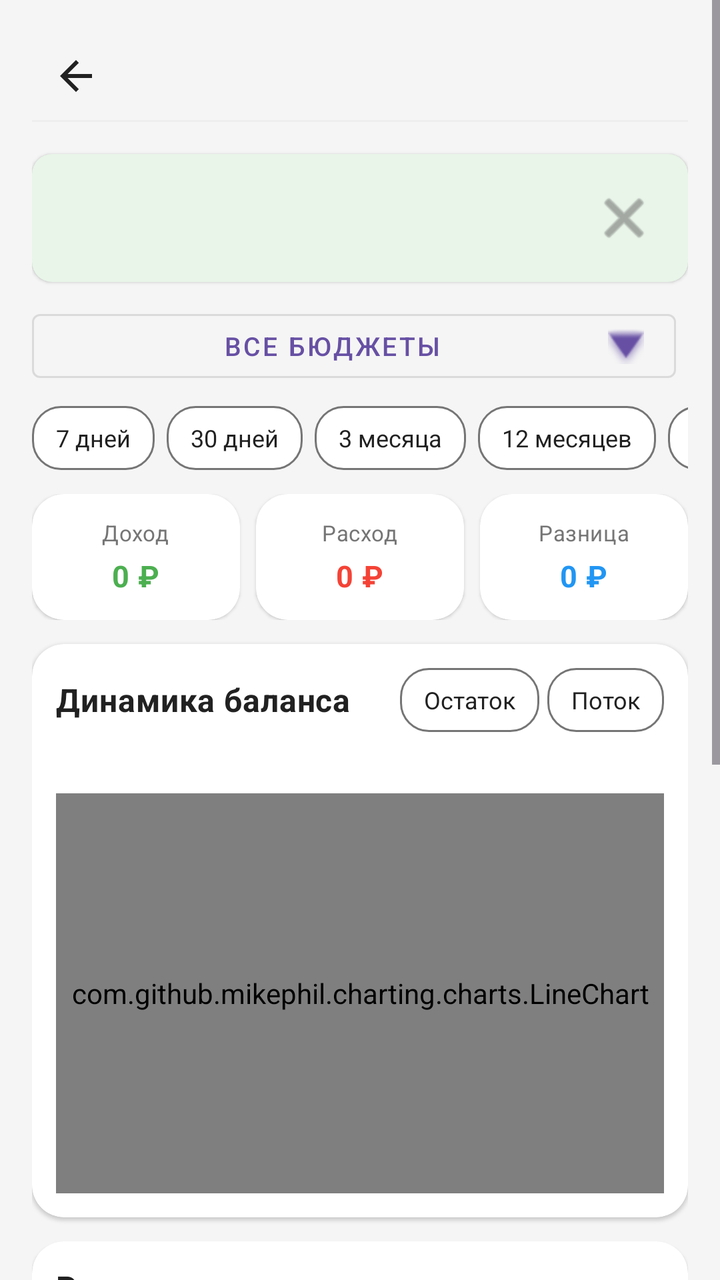
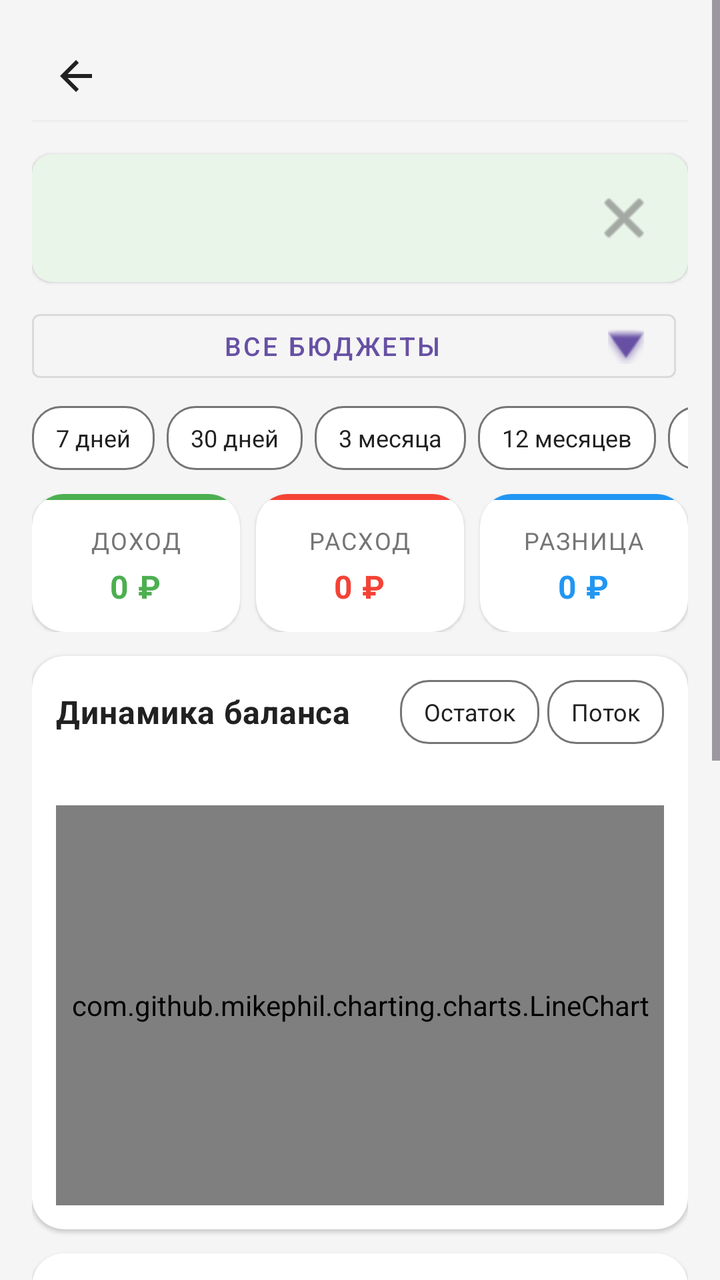

Screens rendered from an Android XML layout before and after an edit, with the pre-edit source and the edit as a unified diff.
<!-- AndroidManifest.xml: application theme Theme.MyBudget -->
<!-- res/layout/activity_statistics.xml -->
<?xml version="1.0" encoding="utf-8"?>
<ScrollView xmlns:android="http://schemas.android.com/apk/res/android" xmlns:app="http://schemas.android.com/apk/res-auto"
    android:background="@color/background_light"
    android:layout_width="match_parent"
    android:layout_height="match_parent"
    android:fillViewport="true">
    <LinearLayout
        android:orientation="vertical"
        android:padding="@dimen/space_16"
        android:layout_width="match_parent"
        android:layout_height="wrap_content">
        <include
            android:layout_width="match_parent"
            android:layout_height="wrap_content"
            android:layout_marginBottom="@dimen/space_8"
            layout="@layout/include_screen_header"/>
        <include
            android:id="@+id/statisticsHint"
            android:layout_width="match_parent"
            android:layout_height="wrap_content"
            android:layout_marginBottom="@dimen/space_10"
            layout="@layout/include_dismissible_hint"/>
        <LinearLayout
            android:gravity="center_vertical"
            android:orientation="horizontal"
            android:layout_width="match_parent"
            android:layout_height="wrap_content"
            android:layout_marginBottom="@dimen/space_8">
            <com.google.android.material.button.MaterialButton
                android:textSize="13sp"
                android:ellipsize="end"
                android:id="@+id/statsBudgetChip"
                android:layout_width="0dp"
                android:layout_height="wrap_content"
                android:minHeight="@dimen/touch_min_size"
                android:text="@string/stats_budget_all"
                android:maxLines="1"
                android:layout_weight="1"
                android:layout_marginEnd="@dimen/space_6"
                app:icon="@android:drawable/arrow_down_float"
                app:iconGravity="end"
                style="@style/Widget.MaterialComponents.Button.OutlinedButton"/>
        </LinearLayout>
        <HorizontalScrollView
            android:scrollbars="none"
            android:layout_width="match_parent"
            android:layout_height="wrap_content"
            android:layout_marginBottom="@dimen/space_12">
            <LinearLayout
                android:orientation="horizontal"
                android:id="@+id/statsPeriodChipGroup"
                android:layout_width="wrap_content"
                android:layout_height="wrap_content">
                <TextView
                    android:id="@+id/statsPeriodWeek"
                    android:layout_width="wrap_content"
                    android:layout_height="wrap_content"
                    android:text="@string/stats_filter_7d"
                    android:layout_marginEnd="@dimen/space_6"
                    style="@style/Chip.MyBudget.Filter"/>
                <TextView
                    android:id="@+id/statsPeriodMonth"
                    android:layout_width="wrap_content"
                    android:layout_height="wrap_content"
                    android:text="@string/stats_filter_30d"
                    android:layout_marginEnd="@dimen/space_6"
                    style="@style/Chip.MyBudget.Filter"/>
                <TextView
                    android:id="@+id/statsPeriodQuarter"
                    android:layout_width="wrap_content"
                    android:layout_height="wrap_content"
                    android:text="@string/stats_filter_3m"
                    android:layout_marginEnd="@dimen/space_6"
                    style="@style/Chip.MyBudget.Filter"/>
                <TextView
                    android:id="@+id/statsPeriodYear"
                    android:layout_width="wrap_content"
                    android:layout_height="wrap_content"
                    android:text="@string/stats_filter_12m"
                    android:layout_marginEnd="@dimen/space_6"
                    style="@style/Chip.MyBudget.Filter"/>
                <TextView
                    android:id="@+id/statsPeriodCustom"
                    android:layout_width="wrap_content"
                    android:layout_height="wrap_content"
                    android:text="@string/stats_custom_range"
                    style="@style/Chip.MyBudget.Filter"/>
            </LinearLayout>
        </HorizontalScrollView>
        <LinearLayout
            android:orientation="horizontal"
            android:layout_width="match_parent"
            android:layout_height="wrap_content"
            android:layout_marginBottom="@dimen/space_12">
            <androidx.cardview.widget.CardView
                android:layout_width="0dp"
                android:layout_height="wrap_content"
                android:layout_weight="1"
                android:layout_marginEnd="@dimen/space_4"
                style="@style/Card.MyBudget.Surface">
                <LinearLayout
                    android:gravity="center"
                    android:orientation="vertical"
                    android:padding="@dimen/space_12"
                    android:layout_width="match_parent"
                    android:layout_height="wrap_content">
                    <TextView
                        android:textSize="11sp"
                        android:layout_width="wrap_content"
                        android:layout_height="wrap_content"
                        android:text="@string/stats_kpi_income"
                        style="@style/Text.MyBudget.Subtitle"/>
                    <TextView
                        android:textSize="15sp"
                        android:textColor="@color/income_green"
                        android:id="@+id/statsKpiIncome"
                        android:layout_width="wrap_content"
                        android:layout_height="wrap_content"
                        android:layout_marginTop="@dimen/space_4"
                        android:text="@string/stats_kpi_zero"
                        style="@style/Text.MyBudget.Amount"/>
                </LinearLayout>
            </androidx.cardview.widget.CardView>
            <androidx.cardview.widget.CardView
                android:layout_width="0dp"
                android:layout_height="wrap_content"
                android:layout_marginLeft="@dimen/space_4"
                android:layout_marginRight="@dimen/space_4"
                android:layout_weight="1"
                android:layout_marginHorizontal="@dimen/space_4"
                style="@style/Card.MyBudget.Surface">
                <LinearLayout
                    android:gravity="center"
                    android:orientation="vertical"
                    android:padding="@dimen/space_12"
                    android:layout_width="match_parent"
                    android:layout_height="wrap_content">
                    <TextView
                        android:textSize="11sp"
                        android:layout_width="wrap_content"
                        android:layout_height="wrap_content"
                        android:text="@string/stats_kpi_expense"
                        style="@style/Text.MyBudget.Subtitle"/>
                    <TextView
                        android:textSize="15sp"
                        android:textColor="@color/expense_red"
                        android:id="@+id/statsKpiExpense"
                        android:layout_width="wrap_content"
                        android:layout_height="wrap_content"
                        android:layout_marginTop="@dimen/space_4"
                        android:text="@string/stats_kpi_zero"
                        style="@style/Text.MyBudget.Amount"/>
                </LinearLayout>
            </androidx.cardview.widget.CardView>
            <androidx.cardview.widget.CardView
                android:layout_width="0dp"
                android:layout_height="wrap_content"
                android:layout_weight="1"
                android:layout_marginStart="@dimen/space_4"
                style="@style/Card.MyBudget.Surface">
                <LinearLayout
                    android:gravity="center"
                    android:orientation="vertical"
                    android:padding="@dimen/space_12"
                    android:layout_width="match_parent"
                    android:layout_height="wrap_content">
                    <TextView
                        android:textSize="11sp"
                        android:layout_width="wrap_content"
                        android:layout_height="wrap_content"
                        android:text="@string/stats_kpi_balance"
                        style="@style/Text.MyBudget.Subtitle"/>
                    <TextView
                        android:textSize="15sp"
                        android:textColor="@color/budget_blue"
                        android:id="@+id/statsKpiBalance"
                        android:layout_width="wrap_content"
                        android:layout_height="wrap_content"
                        android:layout_marginTop="@dimen/space_4"
                        android:text="@string/stats_kpi_zero"
                        style="@style/Text.MyBudget.Amount"/>
                </LinearLayout>
            </androidx.cardview.widget.CardView>
        </LinearLayout>
        <TextView
            android:textSize="13sp"
            android:gravity="center"
            android:id="@+id/summaryText"
            android:visibility="gone"
            android:layout_width="match_parent"
            android:layout_height="wrap_content"
            android:layout_marginBottom="@dimen/space_12"
            android:text="@string/stats_summary_default"
            style="@style/Text.MyBudget.Subtitle"/>
        <androidx.cardview.widget.CardView
            android:layout_width="match_parent"
            android:layout_height="wrap_content"
            android:layout_marginBottom="@dimen/space_12"
            style="@style/Card.MyBudget.Surface">
            <LinearLayout
                android:orientation="vertical"
                android:padding="@dimen/space_12"
                android:layout_width="match_parent"
                android:layout_height="wrap_content">
                <LinearLayout
                    android:gravity="center_vertical"
                    android:orientation="horizontal"
                    android:layout_width="match_parent"
                    android:layout_height="wrap_content"
                    android:layout_marginBottom="@dimen/space_8">
                    <TextView
                        android:layout_width="0dp"
                        android:layout_height="wrap_content"
                        android:text="@string/stats_balance_chart_title"
                        android:layout_weight="1"
                        style="@style/Text.MyBudget.Section"/>
                    <TextView
                        android:id="@+id/statsBalanceModeBalance"
                        android:layout_width="wrap_content"
                        android:layout_height="wrap_content"
                        android:text="@string/stats_chart_mode_balance"
                        android:layout_marginEnd="@dimen/space_4"
                        style="@style/Chip.MyBudget.Filter"/>
                    <TextView
                        android:id="@+id/statsBalanceModeFlow"
                        android:layout_width="wrap_content"
                        android:layout_height="wrap_content"
                        android:text="@string/stats_chart_mode_flow"
                        style="@style/Chip.MyBudget.Filter"/>
                </LinearLayout>
                <TextView
                    android:textSize="11sp"
                    android:id="@+id/statsBalanceChartSubtitle"
                    android:layout_width="match_parent"
                    android:layout_height="wrap_content"
                    android:layout_marginBottom="@dimen/space_8"
                    style="@style/Text.MyBudget.Subtitle"/>
                <com.github.mikephil.charting.charts.LineChart
                    android:id="@+id/balanceLineChart"
                    android:layout_width="match_parent"
                    android:layout_height="200dp"/>
                <TextView
                    android:textSize="13sp"
                    android:gravity="center"
                    android:id="@+id/statisticsEmptyText"
                    android:paddingTop="@dimen/space_20"
                    android:paddingBottom="@dimen/space_20"
                    android:visibility="gone"
                    android:layout_width="match_parent"
                    android:layout_height="wrap_content"
                    android:text="@string/stats_no_operations"
                    android:paddingVertical="@dimen/space_20"
                    style="@style/Text.MyBudget.Subtitle"/>
            </LinearLayout>
        </androidx.cardview.widget.CardView>
        <androidx.cardview.widget.CardView
            android:layout_width="match_parent"
            android:layout_height="wrap_content"
            android:layout_marginBottom="@dimen/space_16"
            style="@style/Card.MyBudget.Surface">
            <LinearLayout
                android:orientation="vertical"
                android:padding="@dimen/space_12"
                android:layout_width="match_parent"
                android:layout_height="wrap_content">
                <LinearLayout
                    android:gravity="center_vertical"
                    android:orientation="horizontal"
                    android:layout_width="match_parent"
                    android:layout_height="wrap_content"
                    android:layout_marginBottom="@dimen/space_8">
                    <LinearLayout
                        android:orientation="vertical"
                        android:layout_width="0dp"
                        android:layout_height="wrap_content"
                        android:layout_weight="1">
                        <TextView
                            android:layout_width="wrap_content"
                            android:layout_height="wrap_content"
                            android:text="@string/stats_category_chart_title"
                            style="@style/Text.MyBudget.Section"/>
                        <TextView
                            android:textSize="11sp"
                            android:id="@+id/statsPieChartSubtitle"
                            android:layout_width="wrap_content"
                            android:layout_height="wrap_content"
                            android:layout_marginTop="@dimen/space_2"
                            android:text="@string/stats_pie_expenses_only"
                            style="@style/Text.MyBudget.Subtitle"/>
                    </LinearLayout>
                    <TextView
                        android:id="@+id/statsPieGroupParent"
                        android:layout_width="wrap_content"
                        android:layout_height="wrap_content"
                        android:text="@string/stats_pie_group_parent"
                        android:layout_marginEnd="@dimen/space_4"
                        style="@style/Chip.MyBudget.Filter"/>
                    <TextView
                        android:id="@+id/statsPieGroupLeaf"
                        android:layout_width="wrap_content"
                        android:layout_height="wrap_content"
                        android:text="@string/stats_pie_group_leaf"
                        style="@style/Chip.MyBudget.Filter"/>
                </LinearLayout>
                <com.google.android.material.button.MaterialButton
                    android:id="@+id/statsPlanFactButton"
                    android:layout_width="wrap_content"
                    android:layout_height="wrap_content"
                    android:layout_marginBottom="@dimen/space_8"
                    android:text="@string/plan_fact_open"
                    app:cornerRadius="@dimen/radius_10"
                    style="@style/Widget.MaterialComponents.Button.TextButton"/>
                <com.github.mikephil.charting.charts.PieChart
                    android:id="@+id/pieChart"
                    android:layout_width="match_parent"
                    android:layout_height="240dp"/>
                <androidx.recyclerview.widget.RecyclerView
                    android:id="@+id/statsCategoryList"
                    android:layout_width="match_parent"
                    android:layout_height="wrap_content"
                    android:layout_marginTop="@dimen/space_12"
                    android:nestedScrollingEnabled="false"/>
            </LinearLayout>
        </androidx.cardview.widget.CardView>
    </LinearLayout>
</ScrollView>
<!-- res/layout/include_screen_header.xml (included above) -->
<?xml version="1.0" encoding="utf-8"?>
<LinearLayout xmlns:android="http://schemas.android.com/apk/res/android"
    android:layout_width="match_parent"
    android:layout_height="wrap_content"
    android:orientation="vertical">

    <include layout="@layout/include_compact_toolbar" />

    <View
        android:layout_width="match_parent"
        android:layout_height="1dp"
        android:layout_marginBottom="@dimen/space_8"
        android:background="@color/border_light" />
</LinearLayout>
<!-- res/layout/include_dismissible_hint.xml (included above) -->
<?xml version="1.0" encoding="utf-8"?>
<androidx.cardview.widget.CardView xmlns:android="http://schemas.android.com/apk/res/android" xmlns:app="http://schemas.android.com/apk/res-auto"
    android:id="@+id/screenHintCard"
    android:layout_width="match_parent"
    android:layout_height="wrap_content"
    android:layout_marginBottom="@dimen/space_8"
    app:cardBackgroundColor="@color/primary_green_light"
    style="@style/Card.MyBudget.Surface.Small">
    <LinearLayout
        android:orientation="vertical"
        android:padding="@dimen/space_10"
        android:layout_width="match_parent"
        android:layout_height="wrap_content">
        <LinearLayout
            android:gravity="center_vertical"
            android:orientation="horizontal"
            android:layout_width="match_parent"
            android:layout_height="wrap_content">
            <TextView
                android:textSize="13sp"
                android:textColor="@color/text_primary"
                android:id="@+id/screenHintText"
                android:layout_width="0dp"
                android:layout_height="wrap_content"
                android:layout_weight="1"
                android:lineSpacingExtra="@dimen/space_2"
                style="@style/Text.MyBudget.Subtitle"/>
            <ImageButton
                android:id="@+id/screenHintDismiss"
                android:background="?attr/selectableItemBackgroundBorderless"
                android:padding="@dimen/space_8"
                android:layout_width="@dimen/touch_min_size"
                android:layout_height="@dimen/touch_min_size"
                android:src="@android:drawable/ic_menu_close_clear_cancel"
                android:contentDescription="@string/hint_dismiss"
                app:tint="@color/text_secondary"/>
        </LinearLayout>
        <TextView
            android:textSize="12sp"
            android:textColor="@color/budget_blue"
            android:id="@+id/screenHintHelp"
            android:background="?attr/selectableItemBackground"
            android:paddingTop="@dimen/space_2"
            android:paddingBottom="@dimen/space_2"
            android:focusable="true"
            android:visibility="gone"
            android:clickable="true"
            android:layout_width="wrap_content"
            android:layout_height="wrap_content"
            android:layout_marginTop="@dimen/space_4"
            android:text="@string/hint_open_help"
            android:paddingVertical="@dimen/space_2"
            style="@style/Text.MyBudget.Subtitle"/>
    </LinearLayout>
</androidx.cardview.widget.CardView>
<!-- res/layout/include_compact_toolbar.xml (included above) -->
<?xml version="1.0" encoding="utf-8"?>
<LinearLayout xmlns:android="http://schemas.android.com/apk/res/android" xmlns:app="http://schemas.android.com/apk/res-auto"
    android:gravity="center_vertical"
    android:orientation="horizontal"
    android:id="@+id/screenHeaderRoot"
    android:layout_width="match_parent"
    android:layout_height="wrap_content"
    android:minHeight="@dimen/touch_min_size">
    <ImageButton
        android:id="@+id/screenHeaderBack"
        android:background="?attr/selectableItemBackgroundBorderless"
        android:padding="@dimen/space_8"
        android:layout_width="@dimen/touch_min_size"
        android:layout_height="@dimen/touch_min_size"
        android:src="@drawable/ic_arrow_back"
        android:scaleType="centerInside"
        android:contentDescription="@string/nav_back"
        app:tint="@color/text_primary"/>
    <TextView
        android:textSize="18sp"
        android:id="@+id/screenHeaderEmoji"
        android:visibility="gone"
        android:layout_width="wrap_content"
        android:layout_height="wrap_content"
        android:layout_marginStart="@dimen/space_2"/>
    <TextView
        android:textSize="20sp"
        android:ellipsize="end"
        android:id="@+id/screenHeaderTitle"
        android:layout_width="0dp"
        android:layout_height="wrap_content"
        android:maxLines="1"
        android:layout_weight="1"
        android:layout_marginStart="@dimen/space_4"
        style="@style/Text.MyBudget.Title"/>
    <ImageButton
        android:id="@+id/screenHeaderAction"
        android:background="?attr/selectableItemBackgroundBorderless"
        android:padding="@dimen/space_8"
        android:visibility="gone"
        android:layout_width="@dimen/touch_min_size"
        android:layout_height="@dimen/touch_min_size"
        android:src="@android:drawable/ic_menu_more"
        android:contentDescription="@string/transactions_more_menu"
        app:tint="@color/text_secondary"/>
    <ImageButton
        android:id="@+id/screenHeaderActionSecondary"
        android:background="?attr/selectableItemBackgroundBorderless"
        android:padding="@dimen/space_8"
        android:visibility="gone"
        android:layout_width="@dimen/touch_min_size"
        android:layout_height="@dimen/touch_min_size"
        android:src="@android:drawable/ic_menu_search"
        android:contentDescription="@string/transactions_search_submit"
        app:tint="@color/budget_blue"/>
</LinearLayout>
<!-- resources referenced by this layout -->
<resources>
  <color name="background_light">#f5f5f5</color>
  <color name="border_light">#eeeeee</color>
  <color name="budget_blue">#2196f3</color>
  <color name="expense_red">#f44336</color>
  <color name="income_green">#4caf50</color>
  <color name="primary_green_light">#e8f5e8</color>
  <color name="text_primary">#212121</color>
  <color name="text_secondary">#757575</color>
  <dimen name="radius_10">10dp</dimen>
  <dimen name="space_10">10dp</dimen>
  <dimen name="space_12">12dp</dimen>
  <dimen name="space_16">16dp</dimen>
  <dimen name="space_2">2dp</dimen>
  <dimen name="space_20">20dp</dimen>
  <dimen name="space_4">4dp</dimen>
  <dimen name="space_6">6dp</dimen>
  <dimen name="space_8">8dp</dimen>
  <dimen name="touch_min_size">44dp</dimen>
  <string name="hint_dismiss">Скрыть подсказку</string>
  <string name="hint_open_help">Подробная инструкция →</string>
  <string name="nav_back">Назад</string>
  <string name="plan_fact_open">План vs факт</string>
  <string name="stats_balance_chart_title">Динамика баланса</string>
  <string name="stats_budget_all">Все бюджеты</string>
  <string name="stats_category_chart_title">Распределение по категориям</string>
  <string name="stats_chart_mode_balance">Остаток</string>
  <string name="stats_chart_mode_flow">Поток</string>
  <string name="stats_custom_range">Свой диапазон</string>
  <string name="stats_filter_12m">12 месяцев</string>
  <string name="stats_filter_30d">30 дней</string>
  <string name="stats_filter_3m">3 месяца</string>
  <string name="stats_filter_7d">7 дней</string>
  <string name="stats_kpi_balance">Разница</string>
  <string name="stats_kpi_expense">Расход</string>
  <string name="stats_kpi_income">Доход</string>
  <string name="stats_kpi_zero">0 ₽</string>
  <string name="stats_no_operations">Нет операций за выбранный период</string>
  <string name="stats_pie_group_leaf">Подстатьи</string>
  <string name="stats_pie_group_parent">Статьи</string>
  <string name="stats_summary_default">↑ 0 ₽ ↓ 0 ₽ = 0 ₽</string>
  <string name="transactions_more_menu">Дополнительно</string>
  <string name="transactions_search_submit">Искать</string>
  <color name="card_background_white">#ffffff</color>
  <dimen name="radius_16">16dp</dimen>
  <dimen name="card_elevation_low">1dp</dimen>
  <dimen name="chip_height">32dp</dimen>
  <color name="transactions_purple">#9c27b0</color>
  <color name="md_theme_onPrimary">#ffffff</color>
  <color name="md_theme_onSurface">#1d1b20</color>
  <color name="md_theme_outline">#79747e</color>
  <color name="md_theme_primary">#6750a4</color>
  <color name="md_theme_surface">#ffffff</color>
  <color name="md_theme_surfaceVariant">#e7e0ec</color>
  <!-- unchanged entries left out for length: 14 -->
</resources>

<!-- the commit's change to res/layout/activity_statistics.xml (unified diff, before → after) -->
@@ -99,19 +99,26 @@
                 android:layout_marginEnd="@dimen/space_4"
                 style="@style/Card.MyBudget.Surface">
                 <LinearLayout
-                    android:gravity="center"
                     android:orientation="vertical"
-                    android:padding="@dimen/space_12"
                     android:layout_width="match_parent"
                     android:layout_height="wrap_content">
-                    <TextView
-                        android:textSize="11sp"
+                    <View
+                        android:layout_width="match_parent"
+                        android:layout_height="3dp"
+                        android:background="@drawable/stats_kpi_income_accent" />
+                    <LinearLayout
+                        android:gravity="center"
+                        android:orientation="vertical"
+                        android:padding="@dimen/space_12"
+                        android:layout_width="match_parent"
+                        android:layout_height="wrap_content">
+                    <TextView
                         android:layout_width="wrap_content"
                         android:layout_height="wrap_content"
                         android:text="@string/stats_kpi_income"
-                        style="@style/Text.MyBudget.Subtitle"/>
-                    <TextView
-                        android:textSize="15sp"
+                        style="@style/Text.MyBudget.SectionLabel"/>
+                    <TextView
+                        android:textSize="16sp"
                         android:textColor="@color/income_green"
                         android:id="@+id/statsKpiIncome"
                         android:layout_width="wrap_content"
@@ -119,6 +126,7 @@
                         android:layout_marginTop="@dimen/space_4"
                         android:text="@string/stats_kpi_zero"
                         style="@style/Text.MyBudget.Amount"/>
+                    </LinearLayout>
                 </LinearLayout>
             </androidx.cardview.widget.CardView>
             <androidx.cardview.widget.CardView
@@ -130,19 +138,26 @@
                 android:layout_marginHorizontal="@dimen/space_4"
                 style="@style/Card.MyBudget.Surface">
                 <LinearLayout
-                    android:gravity="center"
                     android:orientation="vertical"
-                    android:padding="@dimen/space_12"
                     android:layout_width="match_parent"
                     android:layout_height="wrap_content">
-                    <TextView
-                        android:textSize="11sp"
+                    <View
+                        android:layout_width="match_parent"
+                        android:layout_height="3dp"
+                        android:background="@drawable/stats_kpi_expense_accent" />
+                    <LinearLayout
+                        android:gravity="center"
+                        android:orientation="vertical"
+                        android:padding="@dimen/space_12"
+                        android:layout_width="match_parent"
+                        android:layout_height="wrap_content">
+                    <TextView
                         android:layout_width="wrap_content"
                         android:layout_height="wrap_content"
                         android:text="@string/stats_kpi_expense"
-                        style="@style/Text.MyBudget.Subtitle"/>
-                    <TextView
-                        android:textSize="15sp"
+                        style="@style/Text.MyBudget.SectionLabel"/>
+                    <TextView
+                        android:textSize="16sp"
                         android:textColor="@color/expense_red"
                         android:id="@+id/statsKpiExpense"
                         android:layout_width="wrap_content"
@@ -150,6 +165,7 @@
                         android:layout_marginTop="@dimen/space_4"
                         android:text="@string/stats_kpi_zero"
                         style="@style/Text.MyBudget.Amount"/>
+                    </LinearLayout>
                 </LinearLayout>
             </androidx.cardview.widget.CardView>
             <androidx.cardview.widget.CardView
@@ -159,19 +175,26 @@
                 android:layout_marginStart="@dimen/space_4"
                 style="@style/Card.MyBudget.Surface">
                 <LinearLayout
-                    android:gravity="center"
                     android:orientation="vertical"
-                    android:padding="@dimen/space_12"
                     android:layout_width="match_parent"
                     android:layout_height="wrap_content">
-                    <TextView
-                        android:textSize="11sp"
+                    <View
+                        android:layout_width="match_parent"
+                        android:layout_height="3dp"
+                        android:background="@drawable/stats_kpi_balance_accent" />
+                    <LinearLayout
+                        android:gravity="center"
+                        android:orientation="vertical"
+                        android:padding="@dimen/space_12"
+                        android:layout_width="match_parent"
+                        android:layout_height="wrap_content">
+                    <TextView
                         android:layout_width="wrap_content"
                         android:layout_height="wrap_content"
                         android:text="@string/stats_kpi_balance"
-                        style="@style/Text.MyBudget.Subtitle"/>
-                    <TextView
-                        android:textSize="15sp"
+                        style="@style/Text.MyBudget.SectionLabel"/>
+                    <TextView
+                        android:textSize="16sp"
                         android:textColor="@color/budget_blue"
                         android:id="@+id/statsKpiBalance"
                         android:layout_width="wrap_content"
@@ -179,6 +202,7 @@
                         android:layout_marginTop="@dimen/space_4"
                         android:text="@string/stats_kpi_zero"
                         style="@style/Text.MyBudget.Amount"/>
+                    </LinearLayout>
                 </LinearLayout>
             </androidx.cardview.widget.CardView>
         </LinearLayout>
<!-- resource entries referenced after the edit -->
@@ -18,6 +18,30 @@
   <dimen name="space_6">6dp</dimen>
   <dimen name="space_8">8dp</dimen>
   <dimen name="touch_min_size">44dp</dimen>
+  <!-- drawable stats_kpi_balance_accent (drawable) -->
+  <?xml version="1.0" encoding="utf-8"?>
+  <shape xmlns:android="http://schemas.android.com/apk/res/android">
+      <solid android:color="@color/budget_blue" />
+      <corners
+          android:topLeftRadius="@dimen/radius_16"
+          android:topRightRadius="@dimen/radius_16" />
+  </shape>
+  <!-- drawable stats_kpi_expense_accent (drawable) -->
+  <?xml version="1.0" encoding="utf-8"?>
+  <shape xmlns:android="http://schemas.android.com/apk/res/android">
+      <solid android:color="@color/expense_red" />
+      <corners
+          android:topLeftRadius="@dimen/radius_16"
+          android:topRightRadius="@dimen/radius_16" />
+  </shape>
+  <!-- drawable stats_kpi_income_accent (drawable) -->
+  <?xml version="1.0" encoding="utf-8"?>
+  <shape xmlns:android="http://schemas.android.com/apk/res/android">
+      <solid android:color="@color/income_green" />
+      <corners
+          android:topLeftRadius="@dimen/radius_16"
+          android:topRightRadius="@dimen/radius_16" />
+  </shape>
   <string name="hint_dismiss">Скрыть подсказку</string>
   <string name="hint_open_help">Подробная инструкция →</string>
   <string name="nav_back">Назад</string>
@@ -42,6 +66,12 @@
   <string name="stats_summary_default">↑ 0 ₽ ↓ 0 ₽ = 0 ₽</string>
   <string name="transactions_more_menu">Дополнительно</string>
   <string name="transactions_search_submit">Искать</string>
+  <style name="Text.MyBudget.SectionLabel" parent="@style/Text.MyBudget">
+      <item name="android:textSize">12sp</item>
+      <item name="android:textColor">@color/text_secondary</item>
+      <item name="android:textAllCaps">true</item>
+      <item name="android:letterSpacing">0.06</item>
+    </style>
   <color name="card_background_white">#ffffff</color>
   <dimen name="radius_16">16dp</dimen>
   <dimen name="card_elevation_low">1dp</dimen>
